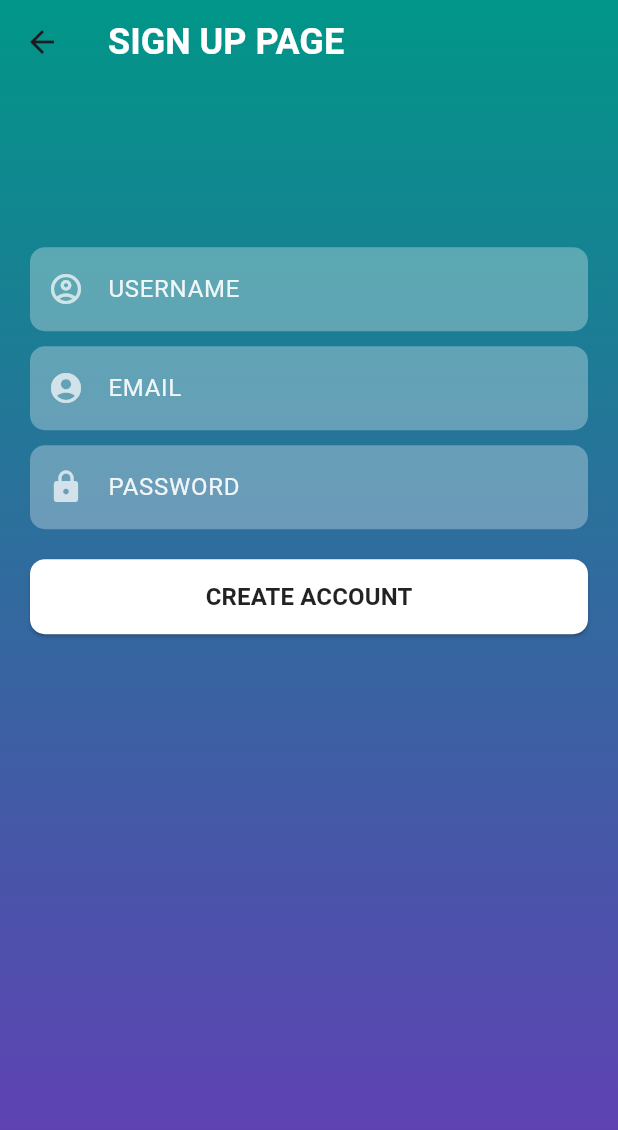
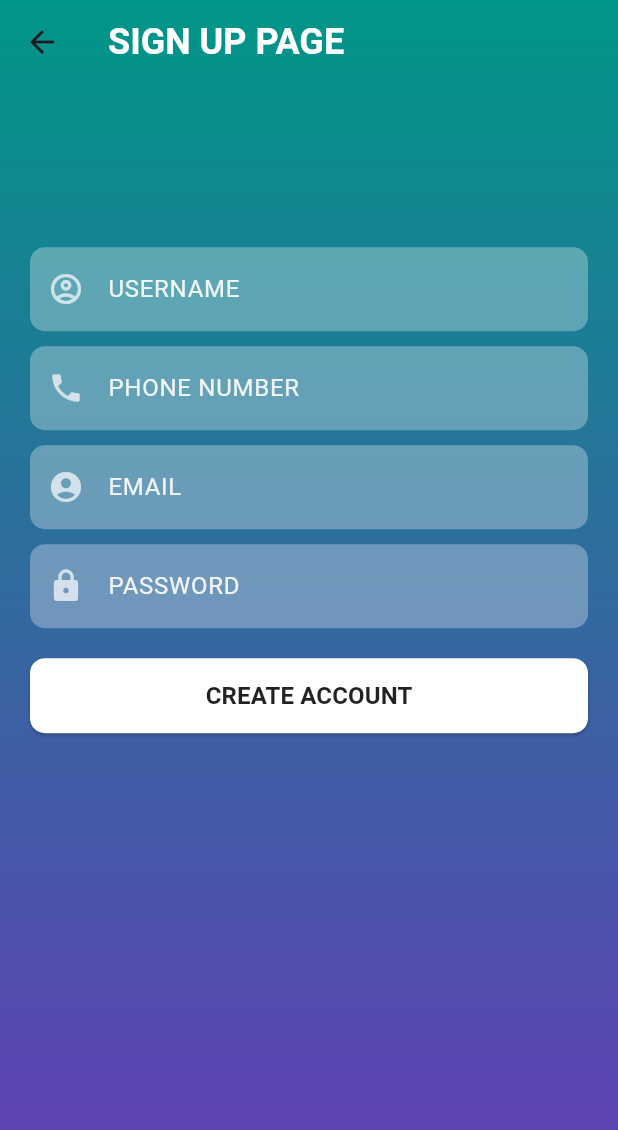
Before and after one commit to mahrukh-dev/nadir_brothers_app, a Flutter app: the screen it shows after launch, after a tap on "Sign Up", on a phone screen of 412 x 824 dp. Shown: the top 1130 px of the screen. Run offline on Flutter 3.47's test engine with Material 2 defaults, Android fonts, the phone set to English and light mode, and no system bars; our stand-ins replace firebase_auth, firebase_core, flutter_spinkit; accounts and stored records are empty; network calls fail.

```diff
--- a/lib/main.dart
+++ b/lib/main.dart
@@ -1,9 +1,18 @@
+import 'package:firebase_core/firebase_core.dart';
 import 'package:flutter/material.dart';
 import 'package:nadir_brothers_app/screens/splash_screen.dart';
 
-void main() {
+import 'firebase_options.dart';
+
+Future<void> main() async {
+  WidgetsFlutterBinding.ensureInitialized();
+  await Firebase.initializeApp(
+    options: DefaultFirebaseOptions.currentPlatform,
+  );
   runApp(const MyApp());
 }
+
+
 
 class MyApp extends StatelessWidget {
   const MyApp({super.key});
--- a/lib/screens/signin_page.dart
+++ b/lib/screens/signin_page.dart
@@ -39,12 +39,22 @@ class _SignInState extends State<SignIn> {
               children: <Widget>[
                 logoWidget("assets/images/logo.png"),
                 const SizedBox(
-                  height: 30,
+                  height: 15,
+                ),
+                const Text(
+                    "Nadir Brothers",
+                    style: TextStyle(
+                        color: Colors.white70,
+                        fontWeight: FontWeight.bold,
+                        fontSize: 40)
+                ),
+                const SizedBox(
+                  height: 20,
                 ),
                 textFieldWidget("Enter User", Icons.account_circle_outlined,
                     false, userController),
                 const SizedBox(
-                  height: 20,
+                  height: 15,
                 ),
                 textFieldWidget("Enter Password", Icons.lock_outline_rounded,
                     true, passController),
--- a/lib/screens/signup_page.dart
+++ b/lib/screens/signup_page.dart
@@ -11,9 +11,12 @@ class SignUp extends StatefulWidget {
 }
 
 class _SignUpState extends State<SignUp> {
+
   TextEditingController userController = TextEditingController();
   TextEditingController emailController = TextEditingController();
   TextEditingController passController = TextEditingController();
+  TextEditingController numController = TextEditingController();
+
   @override
   Widget build(BuildContext context) {
     return Scaffold(
@@ -53,6 +56,10 @@ class _SignUpState extends State<SignUp> {
                 const SizedBox(
                   height: 10,
                 ),
+                textFieldWidget("PHONE NUMBER", Icons.phone, false, numController),
+                const SizedBox(
+                  height: 10,
+                ),
                 textFieldWidget("EMAIL", Icons.account_circle, false, emailController),
                 const SizedBox(
                   height: 10,
@@ -68,6 +75,7 @@ class _SignUpState extends State<SignUp> {
                         const Home()
                     )
                     );
+                    ScaffoldMessenger.of(context).showSnackBar(const SnackBar(content: Text("Account created Successfully")));
                   }).onError((error, stackTrace) {
                     ScaffoldMessenger.of(context).showSnackBar(const SnackBar(content: Text("Create Account Failed")));
                   });
--- a/lib/screens/splash_screen.dart
+++ b/lib/screens/splash_screen.dart
@@ -2,6 +2,7 @@
 import 'package:flutter/cupertino.dart';
 import 'package:flutter/material.dart';
 import 'package:flutter_spinkit/flutter_spinkit.dart';
+import 'package:nadir_brothers_app/reuseWidgets/reusableWidgets.dart';
 import 'package:nadir_brothers_app/screens/signin_page.dart';
 
 class SplashScreen extends StatefulWidget {
@@ -24,34 +25,48 @@ class _SplashScreenState extends State<SplashScreen> {
 
   @override
   Widget build(BuildContext context) {
-    return const Scaffold(
-      body: SizedBox(
-        width: double.infinity,
+    return Scaffold(
+      body: Container(
+        width: MediaQuery.of(context).size.width,
+        height: MediaQuery.of(context).size.height,
+        decoration: const BoxDecoration(
+          gradient: LinearGradient(
+            colors: [
+              Colors.teal,
+              Colors.deepPurple,
+            ],
+            begin: Alignment.topCenter,
+            end: Alignment.bottomCenter,
+          ),
+        ),
+        child: SingleChildScrollView(
+          child: Padding(
+            padding: EdgeInsets.fromLTRB(
+                20, MediaQuery.of(context).size.height * 0.2, 20, 0),
             child: Column(
               mainAxisAlignment: MainAxisAlignment.center,
               children: [
-            Image(
-              image: AssetImage("assets/images/logo.png"),
-              width: 250,
-            ),
-            SizedBox(
+                logoWidget("assets/images/logo.png"),
+                const SizedBox(
                   height: 15,
                 ),
-            Text(
+                const Text(
                     "Nadir Brothers",
                     style: TextStyle(
-                color: Colors.black,
+                        color: Colors.white70,
                         fontWeight: FontWeight.bold,
                         fontSize: 40)
                 ),
-            SizedBox(height: 50,),
-            SpinKitFadingCircle(
+                const SizedBox(height: 50,),
+                const SpinKitFadingCircle(
                   color: Colors.teal,
                   size: 50.0,
                 ),
               ],
             ),
           ),
+        ),
+      ),
     );
   }
 
```
Also changed, not shown: lib/Backend Classes/Categories.dart (added, +50 -0 lines), lib/reuseWidgets/reusableWidgets.dart (+91 -2 lines), lib/screens/cart_page.dart (+15 -0 lines), lib/screens/checkout_page.dart (+15 -0 lines), lib/screens/home_page.dart (+46 -2 lines), lib/screens/my_address_page.dart (+15 -0 lines), lib/screens/my_favorites_page.dart (+15 -0 lines), lib/screens/my_orders.dart (+15 -0 lines), lib/screens/order_page.dart (+15 -0 lines), lib/screens/product_page.dart (+15 -0 lines), lib/firebase_options.dart (added), 3 other files. Lines whose indentation alone changed are shown as unchanged.
